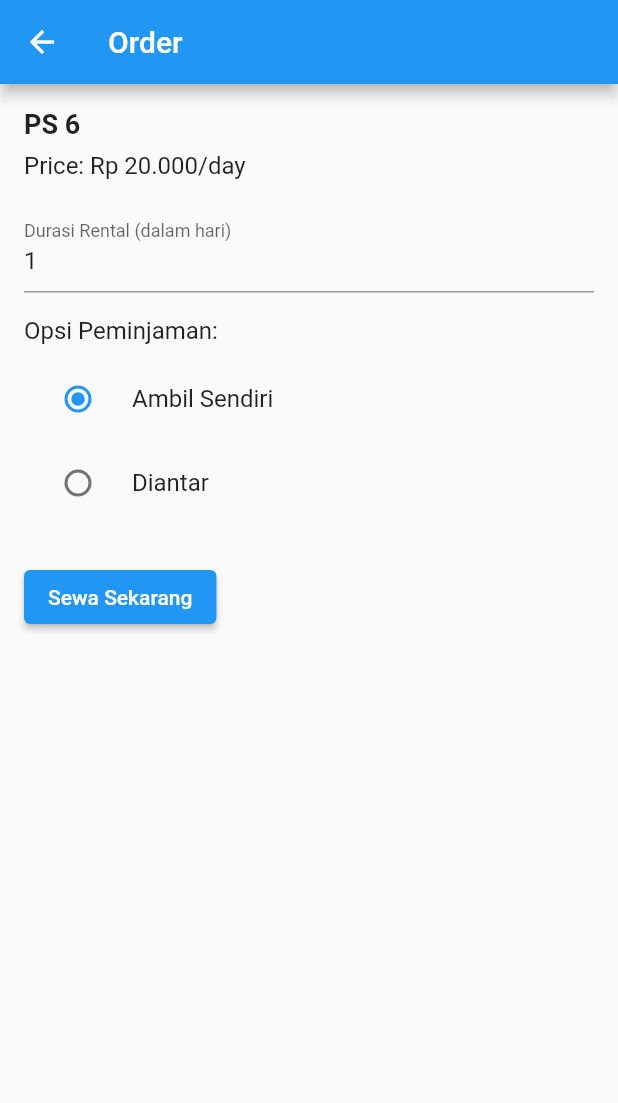
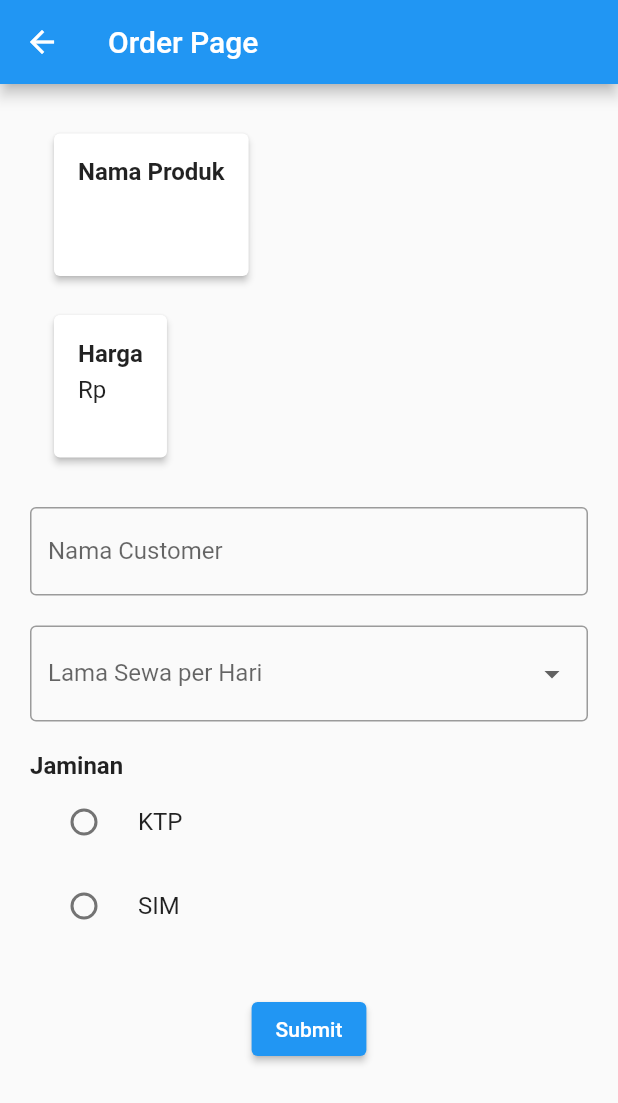
Before and after one commit to K-gultom/projek_akhir_pcs, a Flutter app: the OrderPage screen opened directly with empty values, on a phone screen of 412 x 824 dp. Shown: the top 1103 px of the screen. Run offline on Flutter 3.47's test engine with Material 2 defaults, Android fonts, the phone set to English and light mode, and no system bars; network calls fail.

Commit message:
commit order

```diff
--- a/projek_pcs/lib/Screen/home.dart
+++ b/projek_pcs/lib/Screen/home.dart
@@ -21,7 +21,7 @@
 
   Future<void> _getData() async {
     try {
-      final response = await http.get(Uri.parse("http://192.168.1.7/db_sewa_ps/getdata.php"));
+      final response = await http.get(Uri.parse("http://192.168.1.11/db_sewa_ps/getdata.php"));
 
       print(response);
 
@@ -75,7 +75,9 @@
                       context,
                       MaterialPageRoute(
                         builder: (context) => OrderPage(
-                          id: _get[index]['id'],
+                        id: _get[index]['id'],
+                          namaProduk: _get[index]['nama_produk'],
+                          harga: _get[index]['harga'],
                         ),
                       ),
                     );
--- a/projek_pcs/lib/Screen/login.dart
+++ b/projek_pcs/lib/Screen/login.dart
@@ -17,7 +17,7 @@
       String email = _emailController.text;
       String password = _passwordController.text;
 
-      var url = Uri.parse('http://192.168.1.7/db_sewa_ps/login.php');
+      var url = Uri.parse('http://192.168.1.11/db_sewa_ps/login.php');
       var response = await http.post(
         url,
         body: {
--- a/projek_pcs/lib/Screen/order.dart
+++ b/projek_pcs/lib/Screen/order.dart
@@ -1,107 +1,206 @@
 import 'package:flutter/material.dart';
-import 'package:projek_pcs/Screen/detailpesanan.dart';
+import 'package:http/http.dart' as http;
 
 class OrderPage extends StatefulWidget {
   final String id;
+  final String namaProduk;
+  final String harga;
 
-  OrderPage({Key? key, required this.id}) : super(key: key);
+  OrderPage({required this.id, required this.namaProduk, required this.harga});
 
   @override
   _OrderPageState createState() => _OrderPageState();
 }
 
 class _OrderPageState extends State<OrderPage> {
-  int? _rentalDuration = 1; // Default rental duration
+  String _selectedJaminan = '';
+  List<int> _listLamaSewa = [1, 2, 3, 4, 5, 6, 7, 8, 9, 10]; // Daftar nilai lama sewa
 
-  void _handleRentalDurationChange(int? value) {
-    setState(() {
-      _rentalDuration = value;
-    });
+  final _formKey = GlobalKey<FormState>();
+  final TextEditingController _namaController = TextEditingController();
+  int? _selectedLamaSewa; // Nilai lama sewa yang dipilih
+
+  double calculateTotalHarga() {
+    if (_selectedLamaSewa != null) {
+      int lamaSewa = _selectedLamaSewa!;
+      double harga = double.tryParse(widget.harga) ?? 0.0;
+      return lamaSewa * harga;
+    }
+    return 0.0;
+  }
+
+  Future<void> sendDataToMySQL() async {
+    if (_formKey.currentState!.validate()) {
+      String idProduk = widget.id;
+      String namaCustomer = _namaController.text;
+      int lamaSewa = _selectedLamaSewa!;
+      String jaminan = _selectedJaminan;
+      double totalHarga = calculateTotalHarga();
+
+      try {
+        final response = await http.post(
+          Uri.parse('http://192.168.1.11/db_sewa_ps/pesanan.php'),
+          body: {
+            'id': idProduk,
+            'id_produk': widget.id,
+            'nama_customer': namaCustomer,
+            'lama_sewa': lamaSewa.toString(),
+            'jaminan': jaminan,
+            'total_harga': totalHarga.toString(),
+          },
+        );
+
+        if (response.statusCode == 200) {
+          print('Data sent to MySQL successfully');
+          Navigator.pushNamed(context, '/detail_pesanan');
+        } else {
+          print('Error sending data to MySQL. Status code: ${response.statusCode}');
+        }
+      } catch (error) {
+        print('Error sending data to MySQL: $error');
+      }
+    }
   }
 
   @override
   Widget build(BuildContext context) {
     return Scaffold(
       appBar: AppBar(
-        title: Text('Order'),
+        title: Text('Order Page'),
       ),
-      body: SingleChildScrollView(
+      body: Padding(
+        padding: EdgeInsets.all(20.0),
+        child: Form(
+          key: _formKey,
           child: Column(
-          crossAxisAlignment: CrossAxisAlignment.stretch,
+            crossAxisAlignment: CrossAxisAlignment.start,
             children: [
-            Padding(
-              padding: const EdgeInsets.all(16.0),
+              Card(
+                elevation: 2,
+                margin: EdgeInsets.symmetric(horizontal: 16, vertical: 13),
+                child: Padding(
+                  padding: EdgeInsets.all(16.0),
                   child: Column(
                     crossAxisAlignment: CrossAxisAlignment.start,
                     children: [
                       Text(
-                    'PS 6',
+                        'Nama Produk',
                         style: TextStyle(
-                      fontSize: 18.0,
+                          fontSize: 16.0,
                           fontWeight: FontWeight.bold,
                         ),
                       ),
-                  SizedBox(height: 8.0),
+                      SizedBox(height: 5.0),
                       Text(
-                    'Price: Rp 20.000/day ',
+                        widget.namaProduk,
                         style: TextStyle(fontSize: 16.0),
                       ),
-                  SizedBox(height: 16.0),
+                      SizedBox(height: 20.0),
+                    ],
+                  ),
+                ),
+              ),
+              Card(
+                elevation: 2,
+                margin: EdgeInsets.symmetric(horizontal: 16, vertical: 13),
+                child: Padding(
+                  padding: EdgeInsets.all(16.0),
+                  child: Column(
+                    crossAxisAlignment: CrossAxisAlignment.start,
+                    children: [
+                      Text(
+                        'Harga',
+                        style: TextStyle(
+                          fontSize: 16.0,
+                          fontWeight: FontWeight.bold,
+                        ),
+                      ),
+                      SizedBox(height: 5.0),
+                      Text(
+                        'Rp ${widget.harga}',
+                        style: TextStyle(fontSize: 16.0),
+                      ),
+                      SizedBox(height: 20.0),
+                    ],
+                  ),
+                ),
+              ),
+              SizedBox(height: 20.0),
               TextFormField(
-                    initialValue: '$_rentalDuration',
-                    keyboardType: TextInputType.number,
+                controller: _namaController,
+                decoration: InputDecoration(
+                  labelText: 'Nama Customer',
+                  border: OutlineInputBorder(),
+                ),
+                validator: (value) {
+                  if (value!.isEmpty) {
+                    return 'Nama Customer is required';
+                  }
+                  return null;
+                },
+              ),
+              SizedBox(height: 20.0),
+              DropdownButtonFormField<int>(
+                value: _selectedLamaSewa,
+                decoration: InputDecoration(
+                  labelText: 'Lama Sewa per Hari',
+                  border: OutlineInputBorder(),
+                ),
+                items: _listLamaSewa.map((int value) {
+                  return DropdownMenuItem<int>(
+                    value: value,
+                    child: Text(value.toString()),
+                  );
+                }).toList(),
+                onChanged: (int? value) {
+                  setState(() {
+                    _selectedLamaSewa = value;
+                  });
+                },
+                validator: (value) {
+                  if (value == null) {
+                    return 'Lama Sewa per Hari is required';
+                  }
+                  return null;
+                },
+              ),
+              SizedBox(height: 20.0),
+              Text(
+                'Jaminan',
+                style: TextStyle(fontSize: 16.0, fontWeight: FontWeight.bold),
+              ),
+              RadioListTile(
+                title: Text('KTP'),
+                value: 'KTP',
+                groupValue: _selectedJaminan,
                 onChanged: (value) {
                   setState(() {
-                        _rentalDuration =
-                            int.tryParse(value) ?? _rentalDuration;
+                    _selectedJaminan = value.toString();
                   });
                 },
-                    decoration: InputDecoration(
-                      hintText: 'Masukkan Durasi Rental',
-                      labelText: 'Durasi Rental (dalam hari)',
-                    ),
-                  ),
-                  SizedBox(height: 16.0),
-                  Text(
-                    'Opsi Peminjaman:',
-                    style: TextStyle(fontSize: 16.0),
-                  ),
-                  SizedBox(height: 8.0),
-                  RadioListTile(
-                    title: Text('Ambil Sendiri'),
-                    value: 1,
-                    groupValue: _rentalDuration,
-                    onChanged: _handleRentalDurationChange,
               ),
               RadioListTile(
-                    title: Text('Diantar'),
-                    value: 2,
-                    groupValue: _rentalDuration,
-                    onChanged: _handleRentalDurationChange,
+                title: Text('SIM'),
+                value: 'SIM',
+                groupValue: _selectedJaminan,
+                onChanged: (value) {
+                  setState(() {
+                    _selectedJaminan = value.toString();
+                  });
+                },
               ),
-                  SizedBox(height: 24.0),
-                  ElevatedButton(
-                    onPressed: () {
-                      // Perform rent operation
-                      Navigator.push(
-                        context,
-                        MaterialPageRoute(
-                          builder: (context) => RentalOrderDetail(
-                            namaPerangkat: 'PS 6',
-                            rentalDuration: '5',
-                            totalCost: 100.000,
-                          ),
-                        ),
-                      );
-                    },
-                    child: Text('Sewa Sekarang'),
-                  ),
-                ],
+              SizedBox(height: 30.0),
+              Align(
+                alignment: Alignment.center,
+                child: ElevatedButton(
+                  onPressed: sendDataToMySQL,
+                  child: Text('Submit'),
                 ),
               ),
             ],
           ),
         ),
+      ),
     );
   }
 }
--- a/projek_pcs/lib/main.dart
+++ b/projek_pcs/lib/main.dart
@@ -2,6 +2,7 @@
 import 'package:projek_pcs/Screen/login.dart';
 import 'Screen/register.dart';
 import 'Screen/home.dart';
+import 'Screen/detailpesanan.dart';
 
 void main() {
   runApp(MyApp());
@@ -18,6 +19,7 @@
         '/login': (context) => LoginPage(),
         '/home': (context) => HomePage(),
         '/register': (context) => RegisterPage(),
+        '/detail_pesanan': (context) => HomePage (),
       },
     );
   }
```
Also changed, not shown: projek_pcs/lib/Screen/detailpesanan.dart (+38 -27 lines), 1 other file. Lines whose indentation alone changed are shown as unchanged.
